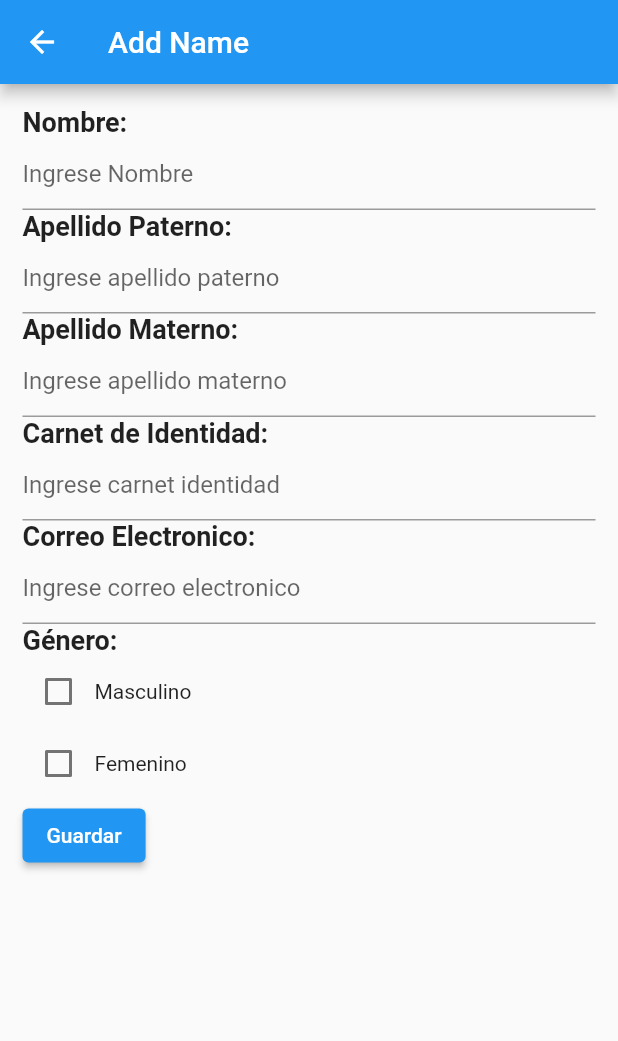
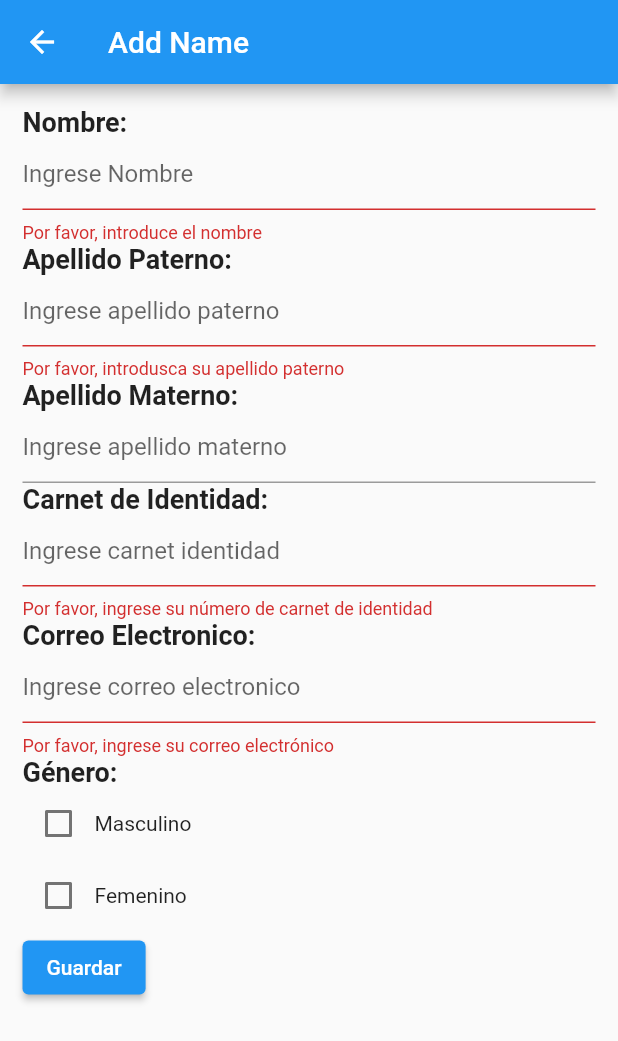
Before and after one commit to victorAbastoflor/flutter_application_3, a Flutter app: the AddUserPageclient screen opened by its route, after a tap on "Guardar", on a phone screen of 412 x 824 dp. Shown: the top 1041 px of the screen. Run offline on Flutter 3.47's test engine with Material 2 defaults, Android fonts, the phone set to English and light mode, and no system bars; our stand-ins replace cloud_firestore, firebase_core, geocoding, google_maps_flutter; accounts and stored records are empty.

```diff
--- a/lib/pages/add_user_page_client.dart
+++ b/lib/pages/add_user_page_client.dart
@@ -9,6 +9,7 @@ class AddUserPageclient extends StatefulWidget {
 
 class _AddUserPageState extends State<AddUserPageclient> {
   //controlador para guardar
+  final _formKey = GlobalKey<FormState>();
   TextEditingController nameController = TextEditingController(text: "");
   TextEditingController lastController = TextEditingController(text: "");
   TextEditingController motherLastNameController =
@@ -24,6 +25,9 @@ class _AddUserPageState extends State<AddUserPageclient> {
       ),
       body: Padding(
           padding: const EdgeInsets.all(15.0),
+          child: Form(
+            // Usar un widget Form para gestionar la validación
+            key: _formKey, // Asignar el GlobalKey al form
             child: Column(
               crossAxisAlignment: CrossAxisAlignment.start,
               children: [
@@ -34,11 +38,17 @@ class _AddUserPageState extends State<AddUserPageclient> {
                     fontWeight: FontWeight.bold,
                   ),
                 ),
-              TextField(
+                TextFormField(
                   controller: nameController,
                   decoration: const InputDecoration(
                     hintText: 'Ingrese Nombre',
                   ),
+                  validator: (value) {
+                    if (value == null || value.isEmpty) {
+                      return 'Por favor, introduce el nombre';
+                    }
+                    return null;
+                  },
                 ),
                 const Text(
                   'Apellido Paterno:',
@@ -47,11 +57,17 @@ class _AddUserPageState extends State<AddUserPageclient> {
                     fontWeight: FontWeight.bold,
                   ),
                 ),
-              TextField(
+                TextFormField(
                   controller: lastController,
                   decoration: const InputDecoration(
                     hintText: 'Ingrese apellido paterno',
                   ),
+                  validator: (value) {
+                    if (value == null || value.isEmpty) {
+                      return 'Por favor, introdusca su apellido paterno';
+                    }
+                    return null;
+                  },
                 ),
                 const Text(
                   'Apellido Materno:',
@@ -73,11 +89,20 @@ class _AddUserPageState extends State<AddUserPageclient> {
                     fontWeight: FontWeight.bold,
                   ),
                 ),
-              TextField(
+                TextFormField(
                   controller: idController,
                   decoration: const InputDecoration(
                     hintText: 'Ingrese carnet identidad',
                   ),
+                  validator: (value) {
+                    if (value == null || value.isEmpty) {
+                      return 'Por favor, ingrese su número de carnet de identidad';
+                    }
+                    if (value.length < 7) {
+                      return 'El carnet de identidad debe tener al menos 7 caracteres';
+                    }
+                    return null; // La validación pasó
+                  },
                 ),
                 const Text(
                   'Correo Electronico:',
@@ -86,11 +111,22 @@ class _AddUserPageState extends State<AddUserPageclient> {
                     fontWeight: FontWeight.bold,
                   ),
                 ),
-              TextField(
+                TextFormField(
                   controller: emailController,
                   decoration: const InputDecoration(
                     hintText: 'Ingrese correo electronico',
                   ),
+                  validator: (value) {
+                    if (value == null || value.isEmpty) {
+                      return 'Por favor, ingrese su correo electrónico';
+                    }
+                    final emailRegex = RegExp(
+                        r'^[\w-]+(\.[\w-]+)*@[\w-]+(\.[\w-]+)*(\.[a-zA-Z]{2,})$');
+                    if (!emailRegex.hasMatch(value)) {
+                      return 'Ingrese un correo electrónico válido';
+                    }
+                    return null;
+                  },
                 ),
                 const Text(
                   'Género:',
@@ -127,6 +163,8 @@ class _AddUserPageState extends State<AddUserPageclient> {
                 ),
                 ElevatedButton(
                   onPressed: () async {
+                    if (_formKey.currentState?.validate() ?? false) {
+                      // Validar el formulario
                       await addPeople(
                         nameController.text,
                         lastController.text,
@@ -134,14 +172,23 @@ class _AddUserPageState extends State<AddUserPageclient> {
                         idController.text,
                         emailController.text,
                         generoSeleccionado,
-                  ).then((_) {
+                      ).then((value) {
+                        print("Persona Agregada");
                         Navigator.pushNamed(context, '/login');
+                      }).catchError((error) {
+                        print("Error al agregar la persona: $error");
+                        ScaffoldMessenger.of(context).showSnackBar(
+                          SnackBar(
+                              content: Text('Error al agregar la persona')),
+                        );
                       });
+                    }
                   },
                   child: const Text('Guardar'),
                 )
               ],
             ),
-        ));
+          )),
+    );
   }
 }
--- a/pubspec.yaml
+++ b/pubspec.yaml
@@ -37,6 +37,8 @@ dependencies:
   cupertino_icons: ^1.0.2
   firebase_core: ^2.15.1
   cloud_firestore: ^4.9.1
+  google_maps_flutter: ^2.5.0
+  geocoding: ^2.1.1
 
 dev_dependencies:
   flutter_test:
```
Also changed, not shown: lib/pages/listParqueo.dart (added, +51 -0 lines), lib/pages/map_favorito.dart (added, +72 -0 lines), lib/pages/mapa.dart (added, +152 -0 lines), lib/services/firebase_service.dart (+31 -0 lines), pubspec.lock, 4 other files. Lines whose indentation alone changed are shown as unchanged.
